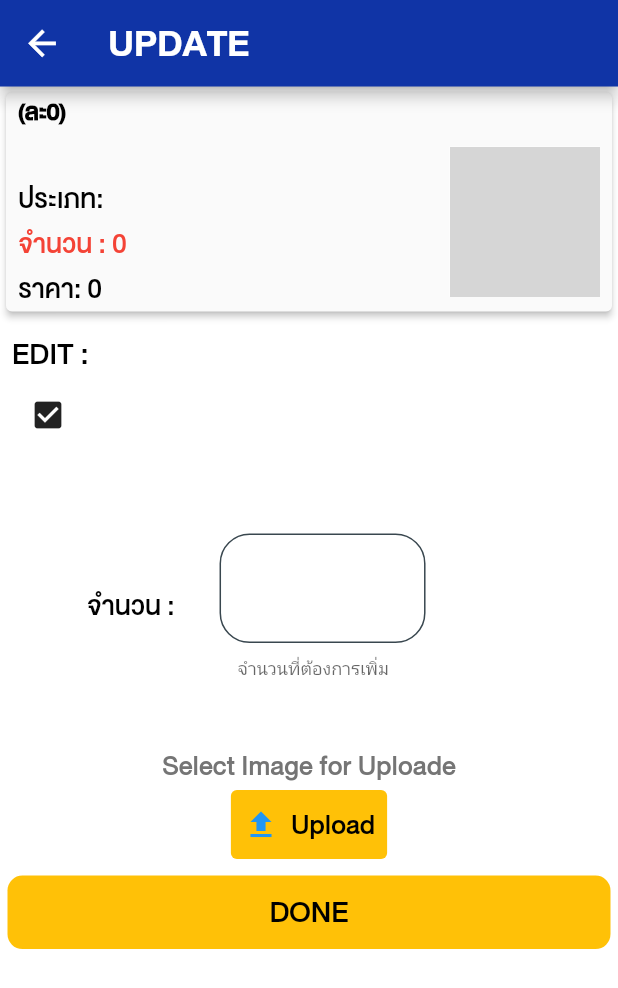
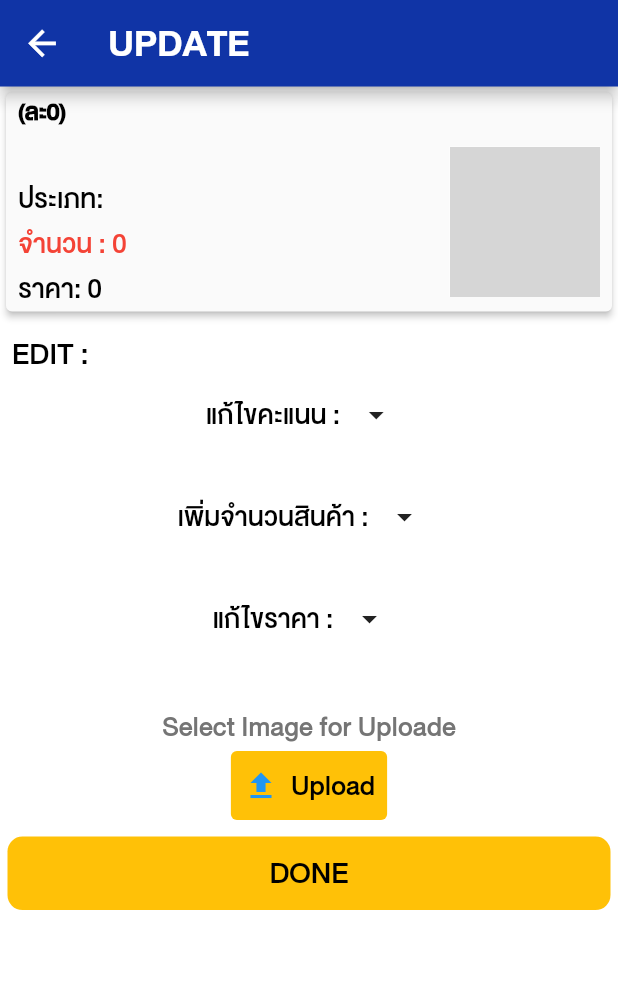
Before and after one commit to liflego/test, a Flutter app: the updatepage screen opened directly with empty values, on a phone screen of 412 x 824 dp. Shown: the top 988 px of the screen. Run offline on Flutter 3.47's test engine with Material 2 defaults, Android fonts, the phone set to English and light mode, and no system bars; our stand-ins replace cloud_firestore, firebase_auth, firebase_core, flutter_hex_color, flutter_local_notifications, flutter_signin_button and 9 more; missing offline and left inert: dart:ffi, flutter_barcode_scanner, flutter_launcher_icons, popup_card, shared_preferences_web, textfield_search; accounts and stored records are empty; network calls fail; grey boxes are pictures that could not be loaded.

Commit message:
Update update.dart
edit 20/02/2023

```diff
--- a/lib/update.dart
+++ b/lib/update.dart
@@ -13,6 +13,8 @@ import 'package:sigma_space/login.dart';
 import 'package:sigma_space/main.dart';
 import 'package:sigma_space/page/subupdate/addnewproduct.dart';
 import 'package:sizer/sizer.dart';
+import 'package:flutter/material.dart';
+import 'package:flutter/services.dart';
 import 'dart:io' as io;
 
 class updatepage extends StatefulWidget {
@@ -55,15 +57,16 @@ class _updatepage extends State<updatepage> {
   List<String>? stringpreferences1;
   io.File? selectedImage;
   String? getnameimg;
-
   var resJson;
   int toggle = 0;
+  int toggle1 = 0;
+  int toggle2 = 0;
 
   void initState() {
     score.text = widget.score.toString();
     amount.text = "0";
+    price.text = widget.price.toString();
     getnameimg = widget.nameimg;
-    price.text = widget.price.toString();
     super.initState();
   }
 
@@ -111,9 +114,7 @@ class _updatepage extends State<updatepage> {
   Widget update() {
     return Padding(
         padding: EdgeInsets.all(8),
-      child: Column(
-        crossAxisAlignment: CrossAxisAlignment.start,
-        children: [
+        child: Column(crossAxisAlignment: CrossAxisAlignment.start, children: [
           Text(
             "EDIT :",
             style: TextStyle(
@@ -122,6 +123,11 @@ class _updatepage extends State<updatepage> {
                 color: Colors.black),
           ),
           //toggle check
+          Row(
+            mainAxisAlignment: MainAxisAlignment.center,
+            children: [
+              SizedBox(
+                  child: Text("แก้ไขคะแนน :", style: TextConstants.textstyle)),
               IconButton(
                   onPressed: () {
                     setState(() {
@@ -130,11 +136,12 @@ class _updatepage extends State<updatepage> {
                       } else {
                         toggle = 0;
                       }
-
                       print(toggle);
                     });
                   },
-              icon: Icon(Icons.check_box)),
+                  icon: Icon(Icons.arrow_drop_down)),
+            ],
+          ),
           Padding(
             padding: const EdgeInsets.only(top: 20, left: 50),
             child: Row(
@@ -190,8 +197,36 @@ class _updatepage extends State<updatepage> {
               ],
             ),
           ),
+          Row(
+            mainAxisAlignment: MainAxisAlignment.center,
+            children: [
+              SizedBox(
+                  child: Text("เพิ่มจำนวนสินค้า :",
+                      style: TextConstants.textstyle)),
+              IconButton(
+                  onPressed: () {
+                    setState(() {
+                      if (toggle1 == 0) {
+                        toggle1 = 1;
+                      } else {
+                        toggle1 = 0;
+                      }
+                      print(toggle1);
+                    });
+                  },
+                  icon: Icon(Icons.arrow_drop_down)),
+            ],
+          ),
           Padding(
-            padding: const EdgeInsets.only(top: 5, left: 50),
+            padding: const EdgeInsets.only(top: 20, left: 50),
+            child: Row(
+              mainAxisAlignment: MainAxisAlignment.start,
+              children: [
+                toggle1 == 0
+                    ? SizedBox(
+                        width: MediaQuery.of(context).size.width / 3,
+                      )
+                    : SizedBox(
                         child: Row(
                           mainAxisAlignment: MainAxisAlignment.start,
                           children: [
@@ -218,13 +253,14 @@ class _updatepage extends State<updatepage> {
                                     helperText: "จำนวนที่ต้องการเพิ่ม",
                                     enabledBorder: OutlineInputBorder(
                                       borderRadius: BorderRadius.circular(20.0),
-                          borderSide:
-                              BorderSide(color: HexColor('#39474F'), width: 1),
+                                      borderSide: BorderSide(
+                                          color: HexColor('#39474F'), width: 1),
                                     ),
                                     focusedBorder: OutlineInputBorder(
                                       borderRadius: BorderRadius.circular(20.0),
                                       borderSide: BorderSide(
-                              color: Colors.yellow.shade800, width: 2),
+                                          color: Colors.yellow.shade800,
+                                          width: 2),
                                     ),
                                   ),
                                 ),
@@ -235,7 +271,80 @@ class _updatepage extends State<updatepage> {
                       )
               ],
             ),
-    );
+          ),
+          Row(
+            mainAxisAlignment: MainAxisAlignment.center,
+            children: [
+              SizedBox(
+                  child: Text("แก้ไขราคา :", style: TextConstants.textstyle)),
+              IconButton(
+                  onPressed: () {
+                    setState(() {
+                      if (toggle2 == 0) {
+                        toggle2 = 1;
+                      } else {
+                        toggle2 = 0;
+                      }
+                      print(toggle2);
+                    });
+                  },
+                  icon: Icon(Icons.arrow_drop_down)),
+            ],
+          ),
+          Padding(
+            padding: const EdgeInsets.only(top: 20, left: 50),
+            child: Row(
+              mainAxisAlignment: MainAxisAlignment.start,
+              children: [
+                toggle2 == 0
+                    ? SizedBox(
+                        width: MediaQuery.of(context).size.width / 3,
+                      )
+                    : SizedBox(
+                        child: Row(
+                          children: [
+                            Text(
+                              "Price :",
+                              style: TextConstants.textstyle,
+                            ),
+                            Padding(
+                              padding: const EdgeInsets.all(30.0),
+                              child: SizedBox(
+                                width: MediaQuery.of(context).size.width / 3,
+                                child: TextFormField(
+                                  onChanged: (value) {
+                                    setState(() {
+                                      price.text = value;
+                                    });
+                                  },
+                                  style: TextStyle(
+                                      fontSize: 20.sp,
+                                      fontFamily: 'newbodyfont',
+                                      color: Colors.black),
+                                  textAlign: TextAlign.start,
+                                  decoration: InputDecoration(
+                                    enabledBorder: OutlineInputBorder(
+                                      borderRadius: BorderRadius.circular(20.0),
+                                      borderSide: BorderSide(
+                                          color: HexColor('#39474F'), width: 1),
+                                    ),
+                                    focusedBorder: OutlineInputBorder(
+                                      borderRadius: BorderRadius.circular(10.0),
+                                      borderSide: BorderSide(
+                                          color: Colors.yellow.shade800,
+                                          width: 2),
+                                    ),
+                                  ),
+                                ),
+                              ),
+                            ),
+                          ],
+                        ),
+                      ),
+              ],
+            ),
+          ),
+        ]));
   }
 
   Widget selectimage() {
@@ -388,14 +497,14 @@ class _updatepage extends State<updatepage> {
         SharedPreferences preferences1 = await SharedPreferences.getInstance();
         stringpreferences1 = preferences1.getStringList("codestore");
         String url = "http://185.78.165.189:3000/pythonapi/updateamountproduct";
-        if (getnameimg != null) {
+        if (getnameimg == null || getnameimg == "null") {
           var body = {
             "nameproduct": widget.nameproduct,
             "score": score.text.trim(),
             "amount": amount.text.trim(),
             "price": price.text.trim(),
             "pathimg": stringpreferences1![0],
-            "nameimg": getnameimg,
+            "nameimg": "null",
             // "nameimg": selectedImage!.path.split('/').last,
             "codestore": stringpreferences1![0],
             "codeproduct": widget.codeproduct
@@ -415,6 +524,7 @@ class _updatepage extends State<updatepage> {
                         TextButton(
                           child: Text('OK'),
                           onPressed: () {
+                            //onUploadImage();
                             Navigator.of(context).pushReplacement(
                                 MaterialPageRoute(
                                     builder: (context) => MyApp()));
@@ -432,7 +542,7 @@ class _updatepage extends State<updatepage> {
             "amount": amount.text.trim(),
             "price": price.text.trim(),
             "pathimg": stringpreferences1![0],
-            "nameimg": "null",
+            "nameimg": getnameimg,
             "codestore": stringpreferences1![0],
             "codeproduct": widget.codeproduct
           };
@@ -451,7 +561,9 @@ class _updatepage extends State<updatepage> {
                         TextButton(
                           child: Text('OK'),
                           onPressed: () {
+                            if (selectedImage != null) {
                               onUploadImage();
+                            } else {}
                             Navigator.of(context).pushReplacement(
                                 MaterialPageRoute(
                                     builder: (context) => MyApp()));
```
Lines whose indentation alone changed are shown as unchanged.
